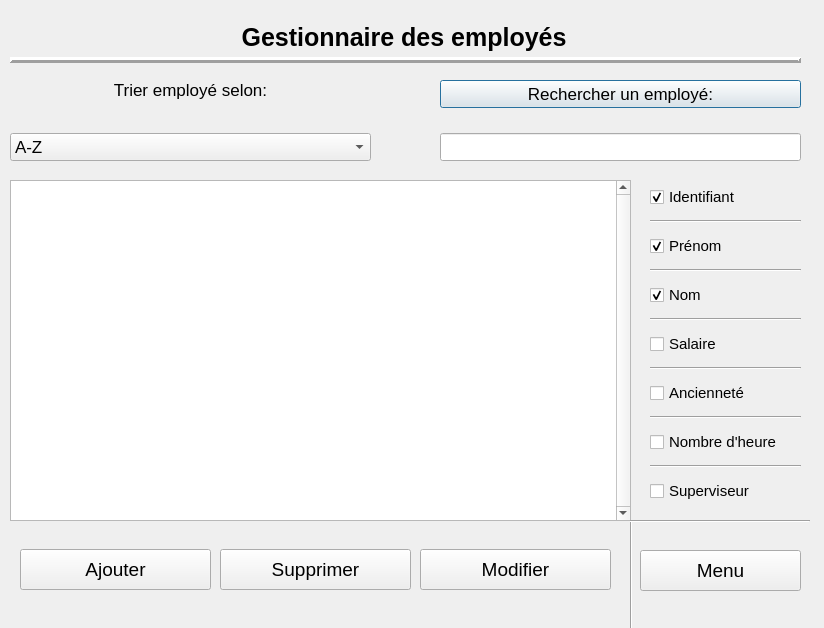
Above: UI/MenuEmploye.ui from LePerron/Application-gestion-employes-projet-session-2023 before the change. Below: the same form after it.
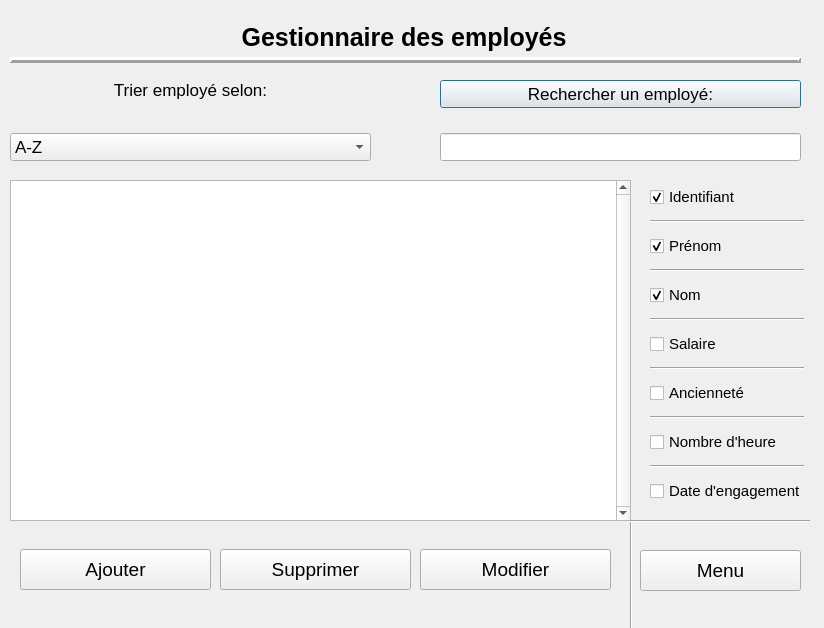
That is the form after the change.

```diff
--- a/UI/MenuEmploye.ui
+++ b/UI/MenuEmploye.ui
@@ -240,7 +240,7 @@
     <rect>
      <x>650</x>
      <y>180</y>
-     <width>151</width>
+     <width>154</width>
      <height>331</height>
     </rect>
    </property>
@@ -385,7 +385,7 @@
        </font>
       </property>
       <property name="text">
-       <string>Superviseur</string>
+       <string>Date d'engagement</string>
       </property>
      </widget>
     </item>
```
Left out of the diff: 2 changed lines with no effect on the pictures.
